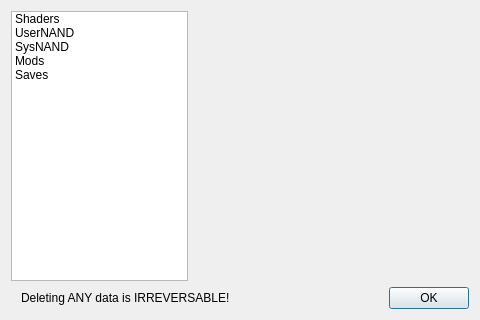
Qt form src/yuzu/data_dialog.ui (rorrim-rorrim/eden-alt) before a commit.
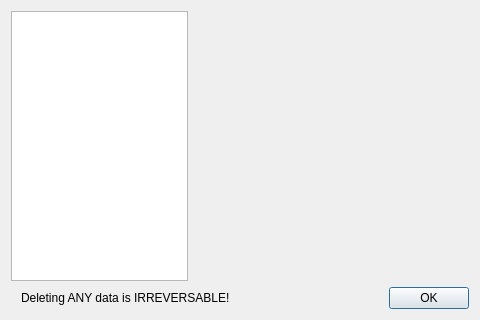
The same form after that commit.

Commit message: [desktop] use one-profile fallback in DataManager

The edit to the form file:
```diff
--- a/src/yuzu/data_dialog.ui
+++ b/src/yuzu/data_dialog.ui
@@ -36,31 +36,6 @@
          <verstretch>0</verstretch>
         </sizepolicy>
        </property>
-       <item>
-        <property name="text">
-         <string>Shaders</string>
-        </property>
-       </item>
-       <item>
-        <property name="text">
-         <string>UserNAND</string>
-        </property>
-       </item>
-       <item>
-        <property name="text">
-         <string>SysNAND</string>
-        </property>
-       </item>
-       <item>
-        <property name="text">
-         <string>Mods</string>
-        </property>
-       </item>
-       <item>
-        <property name="text">
-         <string>Saves</string>
-        </property>
-       </item>
       </widget>
      </item>
      <item>
```
The commit also changes 5 other files.
